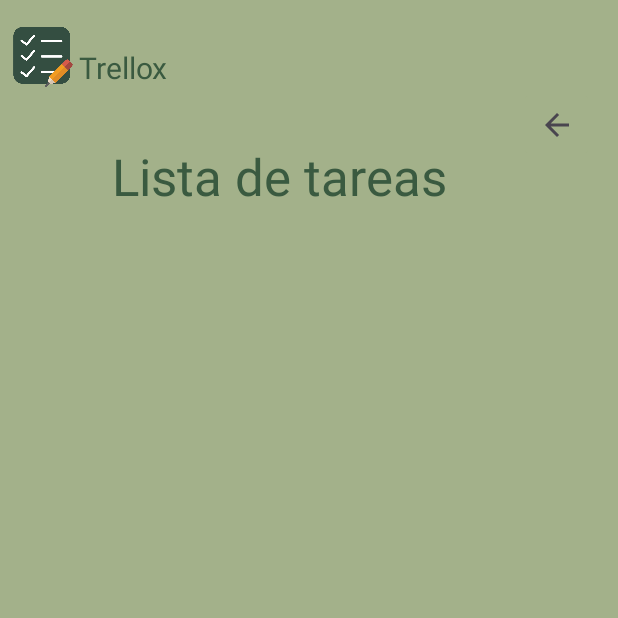
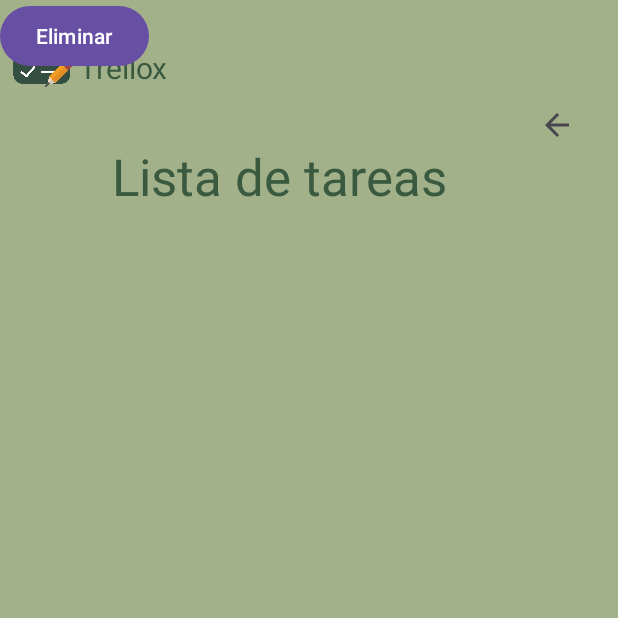
Before and after one commit to MauraRayo/Trellox, an Android app: the MostrarTareasActivity screen opened directly, with no data from a screen before it, on a phone screen of 412 x 824 dp, the top half of it. Run offline under Robolectric (Android 15) with nearby library versions, the phone set to English and light mode, and no system bars; Roboto replaces fonts that are not available here.

Commit message:
estructura de login, añadir btn de borrar de tareas

```diff
--- a/app/src/main/java/com/proyecto/trellox/Estructura_BD.java
+++ b/app/src/main/java/com/proyecto/trellox/Estructura_BD.java
@@ -27,7 +27,7 @@ public class Estructura_BD {
     public static final String SQL_CREATE_TAREAS =
             "CREATE TABLE " + Estructura_BD.TABLA_TAREAS + " (" +
                     Estructura_BD.TAREA_ID + " INTEGER PRIMARY KEY AUTOINCREMENT," +
-                    Estructura_BD.TAREA_TITULO + "TEXT, 128" +
+                    Estructura_BD.TAREA_TITULO + "TEXT" +
                     Estructura_BD.TAREA_FECHA + " TEXT)";
 
     public static final String SQL_DELETE_TAREAS =
--- a/app/src/main/res/layout/mostrar_tareas.xml
+++ b/app/src/main/res/layout/mostrar_tareas.xml
@@ -76,4 +76,11 @@
         app:layout_constraintTop_toTopOf="parent"
         app:layout_constraintVertical_bias="0.577" />
 
+    <Button
+        android:id="@+id/buttonEliminar"
+        android:layout_width="wrap_content"
+        android:layout_height="wrap_content"
+        android:text="Eliminar"
+        tools:ignore="HardcodedText,MissingConstraints" />
+
 </androidx.constraintlayout.widget.ConstraintLayout>
```
Also changed, not shown: app/src/main/java/com/proyecto/trellox/LoginActivity.java (+11 -6 lines).
